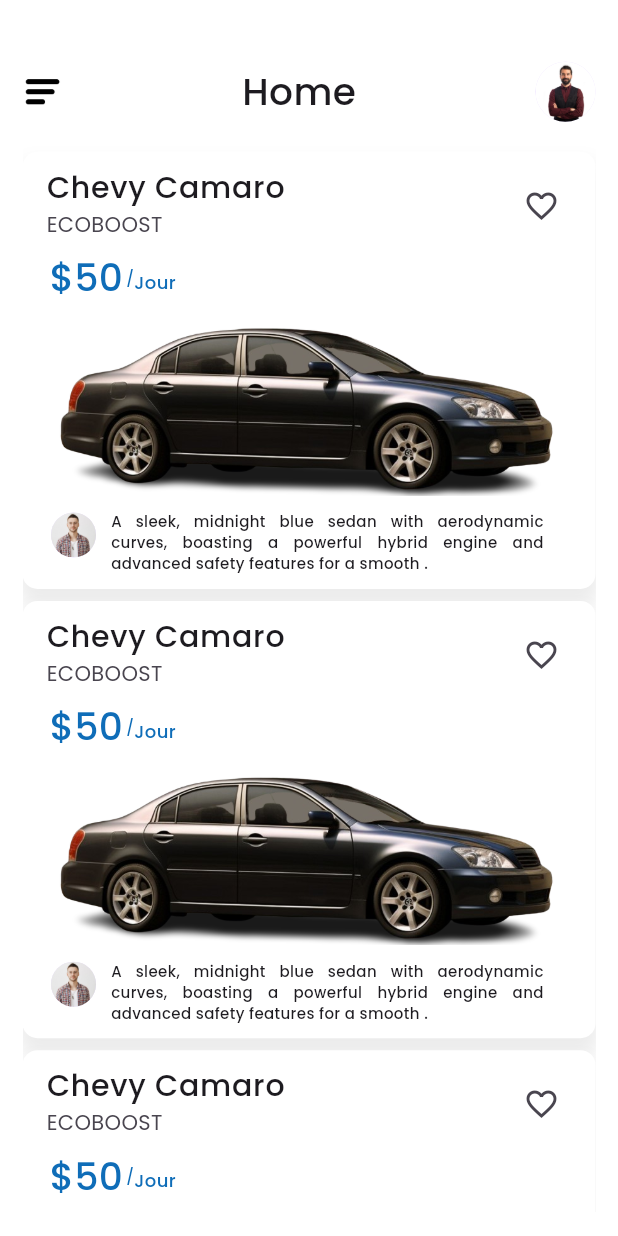
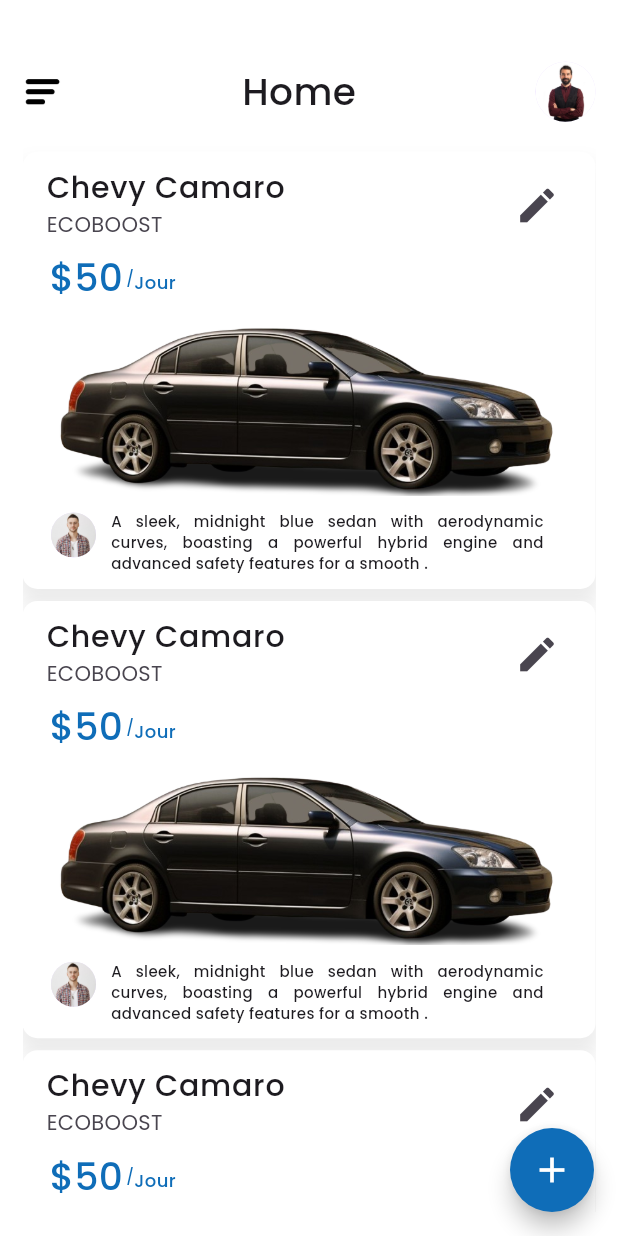
Before and after one commit to HichamImlal/Drive-Flow, a Flutter app: the HomeScreenAdmin screen opened by its route, on a phone screen of 412 x 824 dp. Run offline on Flutter 3.47's test engine with Material 3 defaults, Android fonts, the light colour scheme and no system bars; our stand-ins replace google_maps_flutter, google_nav_bar, smooth_page_indicator.

Commit message:
edit in home admin

```diff
--- /dev/null
+++ b/lib/admin/screens/AddPostAdmin.dart
@@ -0,0 +1,13 @@
+import 'package:flutter/material.dart';
+
+
+class AddPostAdmin extends StatelessWidget {
+  const AddPostAdmin({super.key});
+
+  @override
+  Widget build(BuildContext context) {
+    return const Scaffold(
+      backgroundColor: Colors.blue,
+    );
+  }
+}
--- a/lib/admin/screens/HomeScreenAdmin.dart
+++ b/lib/admin/screens/HomeScreenAdmin.dart
@@ -1,5 +1,7 @@
 import 'package:drive_flow_ui/admin/Widgets/CustomDrawer.dart';
 import 'package:drive_flow_ui/admin/Widgets/Header.dart';
+import 'package:drive_flow_ui/admin/screens/AddPostAdmin.dart';
+import 'package:drive_flow_ui/constant.dart';
 import 'package:drive_flow_ui/user/Widgets/CustomListView.dart';
 import 'package:flutter/material.dart';
 
@@ -12,6 +14,18 @@
     final width = MediaQuery.sizeOf(context).width;
     final GlobalKey<ScaffoldState> _scaffoldKey = GlobalKey<ScaffoldState>();
     return  Scaffold(
+      floatingActionButton: FloatingActionButton(
+        backgroundColor: MainColor,
+        shape: RoundedRectangleBorder(borderRadius: BorderRadius.circular(50)),
+        onPressed: () {
+          Navigator.pushNamed(context, "AddPostAdmin");
+        },
+        child: const Icon(
+          Icons.add,
+          size: 28,
+          color: Colors.white,
+        ),
+      ),
       backgroundColor: Colors.white,
       key: _scaffoldKey,
       drawer: CustomDrawer(height: height, width: width),
@@ -24,7 +38,7 @@
               height: height * 0.05,
             ),
             Header(width: width, scaffoldKey: _scaffoldKey,text: "Home",),
-            const Expanded(child: CustomListView()),
+            const Expanded(child: CustomListView(isAdmin: true,)),
           ],
         ),
       ),
--- a/lib/main.dart
+++ b/lib/main.dart
@@ -1,3 +1,4 @@
+import 'package:drive_flow_ui/admin/screens/AddPostAdmin.dart';
 import 'package:drive_flow_ui/admin/screens/DashboardAdmin.dart';
 import 'package:drive_flow_ui/admin/screens/HomeScreenAdmin.dart';
 import 'package:drive_flow_ui/user/controller/ButtomBarMenu.dart';
@@ -30,6 +31,7 @@
           'SearshScreen':(context) => const SearshScreen(),
           'DashboardAdmin':(context) =>const DashboardAdmin(),
           'HomeScreenAdmin':(context) =>const HomeScreenAdmin(),
+          'AddPostAdmin':(context) =>const AddPostAdmin(),
         },
         home: const SplashScreen(),
       ),
--- a/lib/user/Widgets/CustomCard.dart
+++ b/lib/user/Widgets/CustomCard.dart
@@ -2,7 +2,11 @@
 import 'package:flutter/material.dart';
 
 class CustomCard extends StatelessWidget {
-  const CustomCard({super.key,});
+  final bool isAdmin;
+  const CustomCard({
+    super.key,
+    this.isAdmin = false,
+  });
 
   @override
   Widget build(BuildContext context) {
@@ -12,29 +16,30 @@
           borderRadius: BorderRadius.circular(10),
           color: Colors.white,
           boxShadow: [
-                BoxShadow(
-                  color: Colors.grey.withOpacity(0.2), // Shadow color
-                  spreadRadius: 2, // Increase or decrease spread radius as desired
-                  blurRadius: 10, // Increase or decrease blur radius as desired
-                  offset: const Offset(0, 10), // Adjust the offset
-                ),
-              ],
+            BoxShadow(
+              color: Colors.grey.withOpacity(0.2),
+              spreadRadius: 2,
+              blurRadius: 10,
+              offset: const Offset(0, 10),
+            ),
+          ],
         ),
         child: Column(
           children: [
-             SizedBox(
-              height: MediaQuery.sizeOf(context).height*0.08,
-              child: const ListTile(
-                title: Text(
+            SizedBox(
+              height: MediaQuery.sizeOf(context).height * 0.08,
+              child: ListTile(
+                title: const Text(
                   'Chevy Camaro',
-                  style:
-                      TextStyle( fontSize: 20),
+                  style: TextStyle(fontSize: 20),
                 ),
-                subtitle: Text(
+                subtitle: const Text(
                   'ECOBOOST',
                   style: TextStyle(fontFamily: 'Poppins', fontSize: 14),
                 ),
-                trailing: Icon(Icons.favorite_border),
+                trailing: isAdmin
+                    ? const Icon(Icons.edit,size: 30,)
+                    : const Icon(Icons.favorite_border),
               ),
             ),
             Padding(
@@ -43,26 +48,20 @@
                 children: [
                   Text(
                     '\$50',
-                    style: TextStyle(
-                        fontSize: 25,
-                        color: MainColor),
+                    style: TextStyle(fontSize: 25, color: MainColor),
                   ),
                   const SizedBox(
                     width: 2,
                   ),
                   Text(
                     '/',
-                    style: TextStyle(
-                        fontSize: 10,
-                        color: MainColor),
+                    style: TextStyle(fontSize: 10, color: MainColor),
                   ),
                   Padding(
                     padding: const EdgeInsets.only(top: 6),
                     child: Text(
                       'Jour',
-                      style: TextStyle(
-                          fontSize: 12,
-                          color: MainColor),
+                      style: TextStyle(fontSize: 12, color: MainColor),
                     ),
                   ),
                 ],
@@ -78,8 +77,7 @@
                 children: [
                   const CircleAvatar(
                     radius: 15,
-                    backgroundImage:
-                        AssetImage('assets/images/person.jpg'),
+                    backgroundImage: AssetImage('assets/images/person.jpg'),
                   ),
                   const SizedBox(
                     width: 10,
@@ -92,8 +90,7 @@
                       child: const Text(
                         'A sleek, midnight blue sedan with aerodynamic curves, boasting a powerful hybrid engine and advanced safety features for a smooth .',
                         textAlign: TextAlign.justify,
-                        style: TextStyle(
-                            fontSize: 10),
+                        style: TextStyle(fontSize: 10),
                       ),
                     ),
                   ),
--- a/lib/user/Widgets/CustomListView.dart
+++ b/lib/user/Widgets/CustomListView.dart
@@ -3,7 +3,8 @@
 
 
 class CustomListView extends StatefulWidget {
-  const CustomListView({super.key});
+  const CustomListView({super.key, required this.isAdmin});
+  final bool isAdmin;
 
   @override
   State<CustomListView> createState() => _CustomListViewState();
@@ -18,9 +19,9 @@
       child: ListView.builder(
         padding: EdgeInsets.zero,
           itemCount: 3,
-          itemBuilder: (context, index) => const Padding(
-                padding: EdgeInsets.symmetric(vertical: 4),
-                child: CustomCard(),
+          itemBuilder: (context, index) => Padding(
+                padding:const  EdgeInsets.symmetric(vertical: 4),
+                child: CustomCard(isAdmin: widget.isAdmin,),
               )),
     );
   }
--- a/lib/user/screens/HomeScreen.dart
+++ b/lib/user/screens/HomeScreen.dart
@@ -25,7 +25,7 @@
               height: height*0.05,
             ),
             const CustomSearchCars(),
-            const Expanded(child: CustomListView()),
+            const Expanded(child: CustomListView(isAdmin: false,)),
           ],
         ),
       ),
```
Also changed, not shown: assets/images/edit.png (added), assets/images/trash.png (added).
